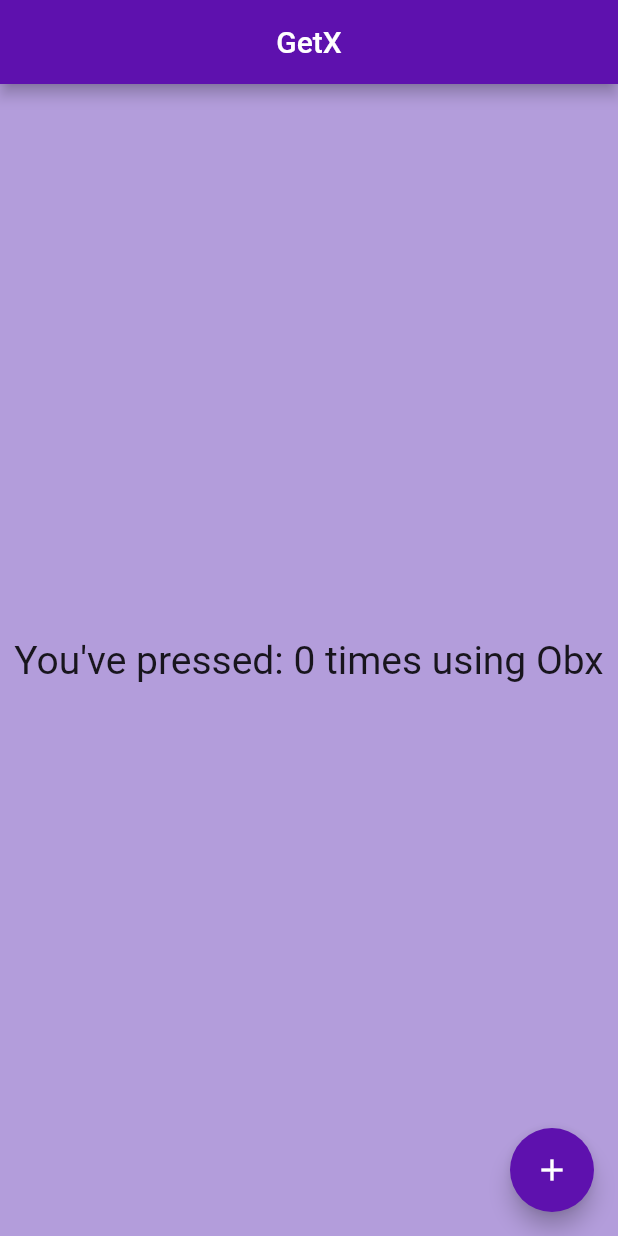
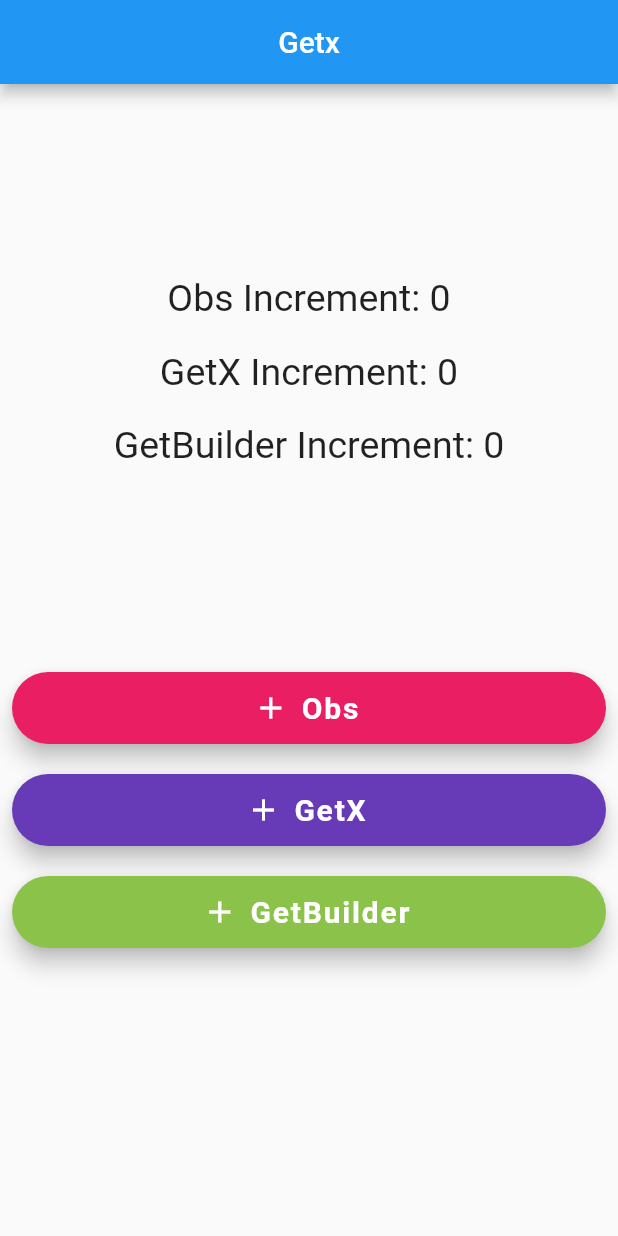
Before and after one commit to sharjeelmazhar/GetX, a Flutter app: the screen it shows after launch, on a phone screen of 412 x 824 dp. Run offline on Flutter 3.47's test engine with Material 2 defaults, Android fonts, the phone set to English and light mode, and no system bars; our stand-ins replace get, logger.

Commit message:
Changed buildID and App name. Updated UI. Implemented GetBuilder

```diff
--- a/lib/models/home_page_controller.dart
+++ b/lib/models/home_page_controller.dart
@@ -12,14 +12,38 @@ class HomePageController extends GetxController {
         printTime: false // Should each log print contain a timestamp
         ),
   );
-  RxInt counter = 0.obs;
 
-  void intrement() {
-    counter++;
-    logger.d('Counter incremented to: $counter');
+  //Obs
+  RxInt _obsCounter = 0.obs;
+  void obsIncrement() {
+    _obsCounter++;
+    logger.d('Incremented to: $_obsCounter');
   }
 
-  int getCounter() {
-    return counter.toInt();
+  int getObsCounter() {
+    return _obsCounter.toInt();
+  }
+
+  //Getx
+  RxInt _getXCounter = 0.obs;
+  void getXIncrement() {
+    _getXCounter++;
+    logger.d('Incremented to: $_getXCounter');
+  }
+
+  int getGetxCounter() {
+    return _getXCounter.toInt();
+  }
+
+  //Get Builder
+  int _getBuilderCounter = 0;
+  void getBuilderIncrement() {
+    _getBuilderCounter++;
+    update();
+    logger.d('Incremented to: $_getBuilderCounter');
+  }
+
+  int getBuilderCounter() {
+    return _getBuilderCounter.toInt();
   }
 }
--- a/lib/views/home_page.dart
+++ b/lib/views/home_page.dart
@@ -1,52 +1,107 @@
-import 'package:default_stateful_counter_app_to_stateless_using_getx/models/home_page_controller.dart';
 import 'package:flutter/material.dart';
 import 'package:get/get.dart';
 
+import '../models/home_page_controller.dart';
+
+
 class HomePage extends StatelessWidget {
   HomePage({super.key});
-  final HomePageController homePageController = Get.put(HomePageController());
-
+  final HomePageController homepageController = Get.put(HomePageController());
   @override
   Widget build(BuildContext context) {
     return Scaffold(
-      backgroundColor: Colors.deepPurple.shade200,
       appBar: AppBar(
-        backgroundColor: const Color.fromARGB(255, 94, 17, 174),
-        title: const Center(
-          child: Text('GetX'),
-        ),
+        title: const Center(child: Text('Getx')),
       ),
-      body: Center(
+      body: SafeArea(
         child: Column(
-          mainAxisAlignment: MainAxisAlignment.center,
+          mainAxisAlignment: MainAxisAlignment.spaceEvenly,
           children: [
-            Obx(
-              () => Text(
-                'You\'ve pressed: ${homePageController.getCounter().toString()} times using Obx',
-                style: const TextStyle(
-                  fontSize: 26,
-                ),
+            Expanded(
+              flex: 1,
+              child: Column(
+                mainAxisAlignment: MainAxisAlignment.center,
+                children: [
+                  Obx(
+                    () => Text(
+                      'Obs Increment: ${homepageController.getObsCounter().toString()}',
+                      style: const TextStyle(fontSize: 25),
+                    ),
+                  ),
+                  const SizedBox(
+                    height: 20,
+                  ),
+                  GetX<HomePageController>(
+                    builder: (getXController) {
+                      return Text(
+                        'GetX Increment: ${getXController.getGetxCounter().toString()}',
+                        style: const TextStyle(fontSize: 25),
+                      );
+                    },
+                  ),
+                  const SizedBox(
+                    height: 20,
+                  ),
+                  GetBuilder<HomePageController>(
+                    builder: (getBuilderConroller) {
+                      return Text(
+                        'GetBuilder Increment: ${getBuilderConroller.getBuilderCounter()}',
+                        style: const TextStyle(fontSize: 25),
+                      );
+                    },
+                  ),
+                ],
               ),
             ),
-            // GetX<HomePageController>(
-            //   builder: (controller) {
-            //     return Center(
-            //       child: Text(
-            //           'You\'ve pressed: ${controller.getCounter().toString()} times using GetX',
-            //           style: const TextStyle(
-            //             fontSize: 25,
-            //           )),
-            //     );
-            //   },
-            // ),
+            Expanded(
+              flex: 1,
+              child: ListView(
+                // physics: const NeverScrollableScrollPhysics(),
+                padding: const EdgeInsets.all(8),
+                // scrollDirection: Axis.horizontal,
+                // mainAxisAlignment: MainAxisAlignment.spaceEvenly,
+                children: [
+                  FloatingActionButton.extended(
+                    onPressed: () => homepageController.obsIncrement(),
+                    icon: const Icon(Icons.add),
+                    label: const Text(
+                      'Obs',
+                      style:
+                          TextStyle(fontWeight: FontWeight.bold, fontSize: 20),
+                    ),
+                    backgroundColor: Colors.pink,
+                  ),
+                  const SizedBox(
+                    height: 20,
+                  ),
+                  FloatingActionButton.extended(
+                    onPressed: () => homepageController.getXIncrement(),
+                    icon: const Icon(Icons.add),
+                    label: const Text(
+                      'GetX',
+                      style:
+                          TextStyle(fontWeight: FontWeight.bold, fontSize: 20),
+                    ),
+                    backgroundColor: Colors.deepPurple,
+                  ),
+                  const SizedBox(
+                    height: 20,
+                  ),
+                  FloatingActionButton.extended(
+                    onPressed: () => homepageController.getBuilderIncrement(),
+                    icon: const Icon(Icons.add),
+                    label: const Text(
+                      'GetBuilder',
+                      style:
+                          TextStyle(fontWeight: FontWeight.bold, fontSize: 20),
+                    ),
+                    backgroundColor: Colors.lightGreen,
+                  ),
+                ],
+              ),
+            )
           ],
         ),
-      ),
-      floatingActionButton: FloatingActionButton(
-        backgroundColor: const Color.fromARGB(255, 94, 17, 174),
-        onPressed: () => homePageController.intrement(),
-        tooltip: 'Increment',
-        child: const Icon(Icons.add),
       ),
     );
   }
```
Also changed, not shown: 2 other files.
